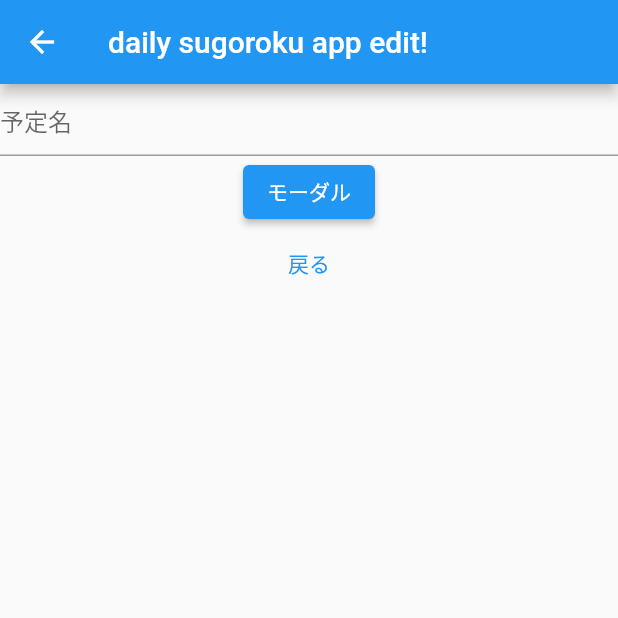
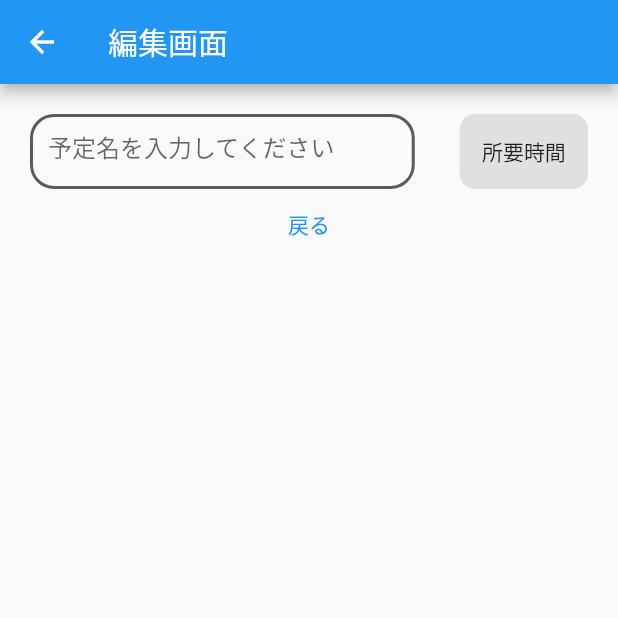
Before and after one commit to sakiso/daily_sugoroku_client, a Flutter app: the SugorokuEditPage screen opened by its route, on a phone screen of 412 x 824 dp, the top half of it. Run offline on Flutter 3.47's test engine with Material 2 defaults, Android fonts, the phone set to English and light mode, and no system bars; our stand-ins replace flutter_riverpod.

Commit message:
予定名入力フォーム開発+その他レイアウト調整

```diff
--- a/lib/constants.dart
+++ b/lib/constants.dart
@@ -2,6 +2,7 @@ import 'package:flutter/material.dart';
 
 class ConstantColors {
   static Color lightBlue = const Color.fromARGB(255, 134, 193, 245);
+  static Color royalBlue = const Color.fromARGB(255, 60, 105, 225);
   static Color darkGray = const Color.fromARGB(255, 91, 91, 91);
   static Color inactiveGray = const Color.fromARGB(255, 224, 224, 224);
   static Color green = const Color.fromARGB(255, 89, 181, 94);
--- a/lib/pages/sugoroku_edit/components/time_picker.dart
+++ b/lib/pages/sugoroku_edit/components/time_picker.dart
@@ -7,7 +7,7 @@ final _requiredTimeProvider = StateProvider.autoDispose<int>((ref) => 0);
 // note: autoDispose修飾子を付けることで画面がpopされたときステートも破棄される
 
 class TimePicker extends ConsumerWidget {
-  // todo: 数字キー入力もできるようにしたほうがより良いかも
+  // todo: 数字キー入力もできるようにしたい
   const TimePicker({Key? key}) : super(key: key);
 
   @override
@@ -70,7 +70,7 @@ class TimePicker extends ConsumerWidget {
                     child: const Text(
                       '+ 0:30',
                       style: TextStyle(
-                        fontSize: 15,
+                        fontSize: 17,
                         fontWeight: FontWeight.w500,
                       ),
                     ),
@@ -93,7 +93,7 @@ class TimePicker extends ConsumerWidget {
                       '+ 0:15',
                       style: TextStyle(
                         fontWeight: FontWeight.w500,
-                        fontSize: 15,
+                        fontSize: 17,
                       ),
                     ),
                     style: ElevatedButton.styleFrom(
--- a/lib/pages/sugoroku_edit/sugoroku_edit_page.dart
+++ b/lib/pages/sugoroku_edit/sugoroku_edit_page.dart
@@ -1,5 +1,7 @@
+import 'package:daily_sugoroku_client/constants.dart';
 import 'package:flutter/material.dart';
-import 'package:flutter_secure_storage/flutter_secure_storage.dart';
+import 'package:flutter/rendering.dart';
+// import 'package:flutter_secure_storage/flutter_secure_storage.dart';
 
 import 'components/time_picker.dart';
 
@@ -10,28 +12,73 @@ class SugorokuEditPage extends StatelessWidget {
   Widget build(BuildContext context) {
     return Scaffold(
       appBar: AppBar(
-        title: const Text("daily sugoroku app edit!"),
+        title: const Text("編集画面"),
       ),
-      body: Center(
+      body: Padding(
+        padding: const EdgeInsets.all(20),
+        child: Center(
           child: Column(children: [
             Row(
               children: [
                 Expanded(
+                    flex: 3,
+                    child: SizedBox(
+                      height: 50.0,
                       child: TextFormField(
-                  decoration: const InputDecoration(hintText: '予定名'),
+                        // todo: 長い文字を入れると下側が切れる(Mangaponであった事象)
+                        // todo: 文字が上下中央寄せになっていない TextAlignVertical.centerしてるのに
+                        textAlignVertical: TextAlignVertical.center,
+                        decoration: InputDecoration(
+                          hintText: '予定名を入力してください',
+                          enabledBorder: OutlineInputBorder(
+                            borderRadius: BorderRadius.circular(16),
+                            borderSide: BorderSide(
+                              color: ConstantColors.darkGray,
+                              width: 2.0,
                             ),
                           ),
-            ],
+                          focusedBorder: OutlineInputBorder(
+                            borderRadius: BorderRadius.circular(16),
+                            borderSide: BorderSide(
+                              color: ConstantColors.royalBlue,
+                              width: 4.0,
                             ),
-          ElevatedButton(
-            child: const Text('モーダル'),
+                          ),
+                        ),
+                      ),
+                    )),
+                const SizedBox(
+                  width: 30,
+                ),
+                Expanded(
+                  flex: 1,
+                  child: Container(
+                    height: 50.0,
+                    alignment: Alignment.center,
+                    decoration: BoxDecoration(
+                      color: ConstantColors.inactiveGray,
+                      borderRadius: BorderRadius.circular(10),
+                    ),
+                    child: TextButton(
+                      // todo: 時間が設定されていなければ'00:00', 設定されたらその時間を表示
+                      // todo: 時間が設定されたらフォントカラーや背景色をいい感じの色にする
+                      child: const Text('所要時間'),
+                      style: TextButton.styleFrom(
+                        primary: Colors.black87,
+                      ),
                       onPressed: () {
                         showDialog(
                           context: context,
                           builder: (_) {
                             return const TimePicker();
-                  });
                           },
+                        );
+                      },
+                    ),
+                  ),
+                ),
+              ],
+              // todo: このへんにプラスボタンでフォーム増やせるようにする。forで回す数を増やす感じ？
             ),
             TextButton(
               child: const Text("戻る"),
@@ -41,6 +88,7 @@ class SugorokuEditPage extends StatelessWidget {
             ),
           ]),
         ),
+      ),
     );
   }
 }
```
Lines whose indentation alone changed are shown as unchanged.
